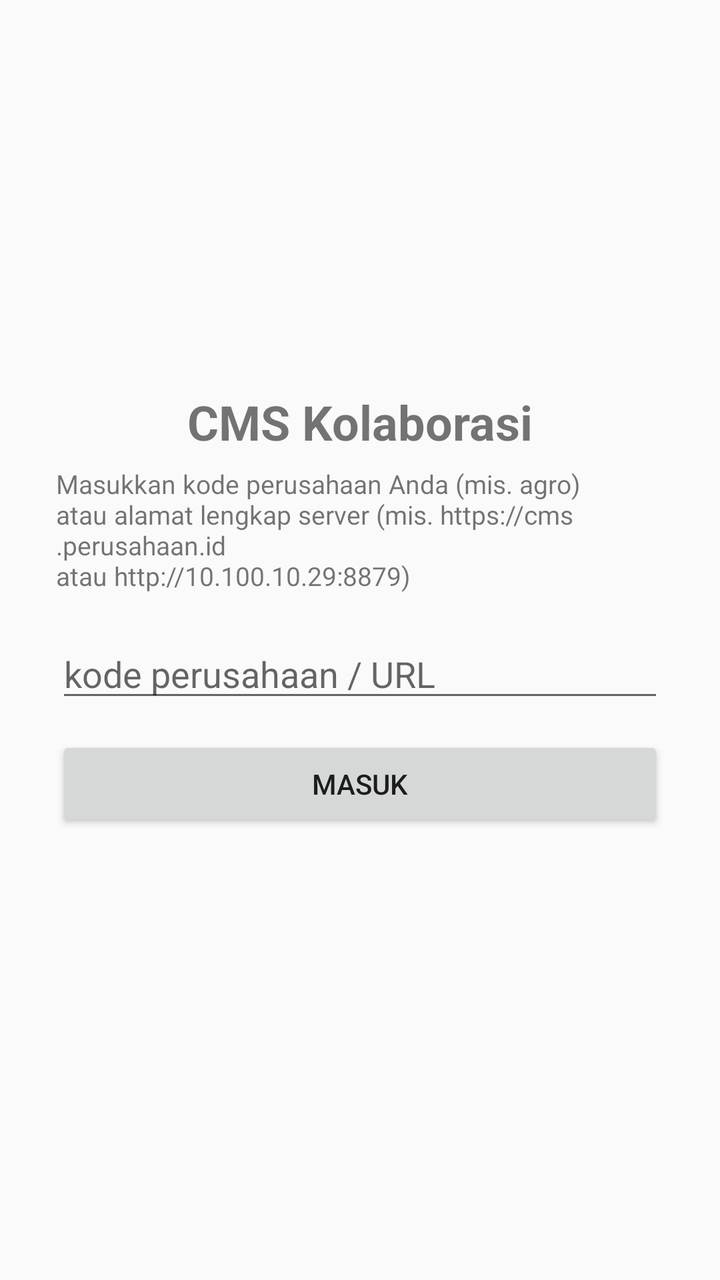
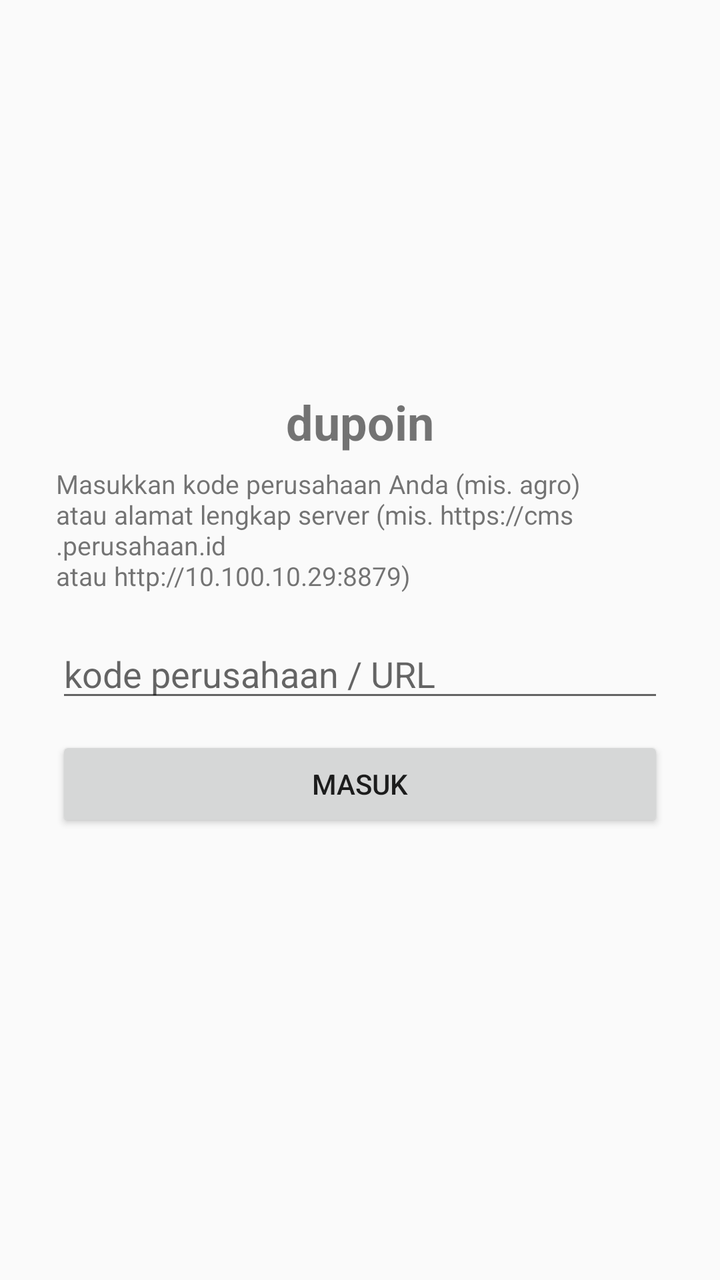

Before-and-after screenshots of an Android layout around one commit, followed by the original layout XML and the change that was made.
<!-- AndroidManifest.xml: application theme Theme.CMS -->
<!-- res/layout/activity_tenant.xml -->
<?xml version="1.0" encoding="utf-8"?>
<LinearLayout xmlns:android="http://schemas.android.com/apk/res/android"
    android:orientation="vertical" android:gravity="center"
    android:layout_width="match_parent" android:layout_height="match_parent"
    android:padding="28dp">
    <TextView android:layout_width="wrap_content" android:layout_height="wrap_content"
        android:text="CMS Kolaborasi" android:textSize="24sp" android:textStyle="bold"/>
    <TextView android:layout_width="wrap_content" android:layout_height="wrap_content"
        android:layout_marginTop="6dp" android:textSize="13sp"
        android:text="Masukkan kode perusahaan Anda (mis. agro)\natau alamat lengkap server (mis. https://cms.perusahaan.id\natau http://10.100.10.29:8879)"/>
    <EditText android:id="@+id/inp" android:layout_width="match_parent" android:layout_height="wrap_content"
        android:layout_marginTop="18dp" android:hint="kode perusahaan / URL"
        android:inputType="textUri" android:imeOptions="actionGo" android:maxLines="1"/>
    <Button android:id="@+id/go" android:layout_width="match_parent" android:layout_height="wrap_content"
        android:layout_marginTop="12dp" android:text="Masuk"/>
    <TextView android:id="@+id/err" android:layout_width="wrap_content" android:layout_height="wrap_content"
        android:layout_marginTop="10dp" android:textColor="#d1242f"/>
</LinearLayout>
<!-- resources referenced by this layout -->
<resources>
  <style name="Theme.CMS" parent="Theme.AppCompat.DayNight.NoActionBar">
          <item name="android:statusBarColor">#1f6feb</item>
      </style>
</resources>

<!-- the commit's change to res/layout/activity_tenant.xml (unified diff, before → after) -->
@@ -4,7 +4,7 @@
     android:layout_width="match_parent" android:layout_height="match_parent"
     android:padding="28dp">
     <TextView android:layout_width="wrap_content" android:layout_height="wrap_content"
-        android:text="CMS Kolaborasi" android:textSize="24sp" android:textStyle="bold"/>
+        android:text="dupoin" android:textSize="24sp" android:textStyle="bold"/>
     <TextView android:layout_width="wrap_content" android:layout_height="wrap_content"
         android:layout_marginTop="6dp" android:textSize="13sp"
         android:text="Masukkan kode perusahaan Anda (mis. agro)\natau alamat lengkap server (mis. https://cms.perusahaan.id\natau http://10.100.10.29:8879)"/>
